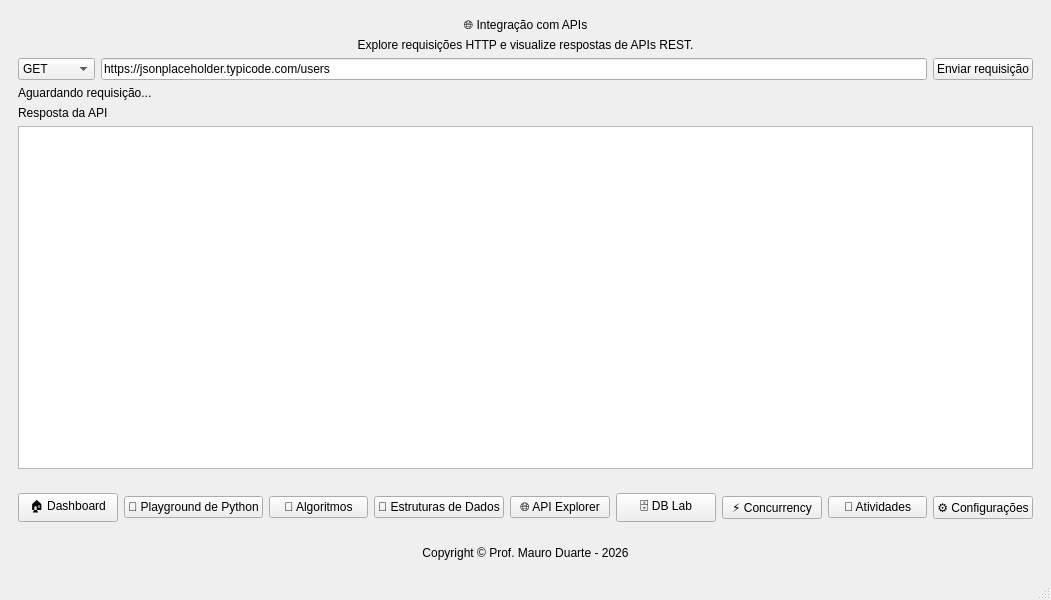
Above: src/prisma/ui/main_window.ui from profmauroduarte/prisma before the change. Below: the same form after it.
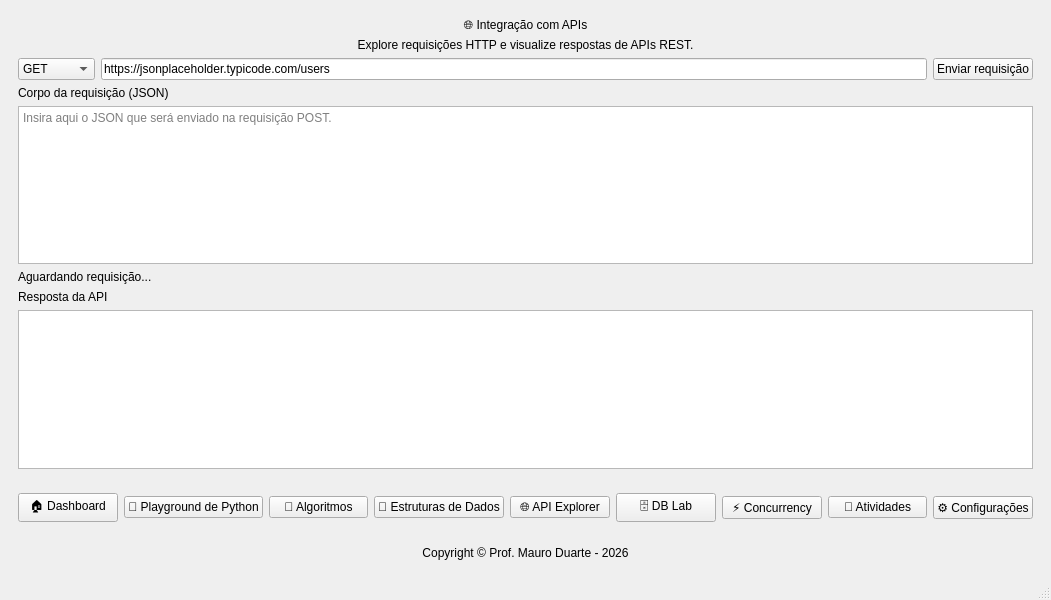
That is the form after the change. Custom widgets are drawn as their Qt base class.

Commit message:
feat: adiciona POST, PUT e DELETE ao API Explorer
Inclui editor e validação de corpo JSON para POST e PUT, confirmação de exclusão e mensagem de sucesso para DELETE.

The edit to the form file:
```diff
--- a/src/prisma/ui/main_window.ui
+++ b/src/prisma/ui/main_window.ui
@@ -373,6 +373,20 @@
             </item>
            </layout>
           </item>
+          <item>
+           <widget class="QLabel" name="apiBodyLabel">
+            <property name="text">
+             <string>Corpo da requisição (JSON)</string>
+            </property>
+           </widget>
+          </item>
+          <item>
+           <widget class="QPlainTextEdit" name="apiBodyInput">
+            <property name="placeholderText">
+             <string>Insira aqui o JSON que será enviado na requisição POST.</string>
+            </property>
+           </widget>
+          </item>
           <item>
            <widget class="QLabel" name="apiStatusLabel">
             <property name="text">
```
The commit also changes 2 other files.
